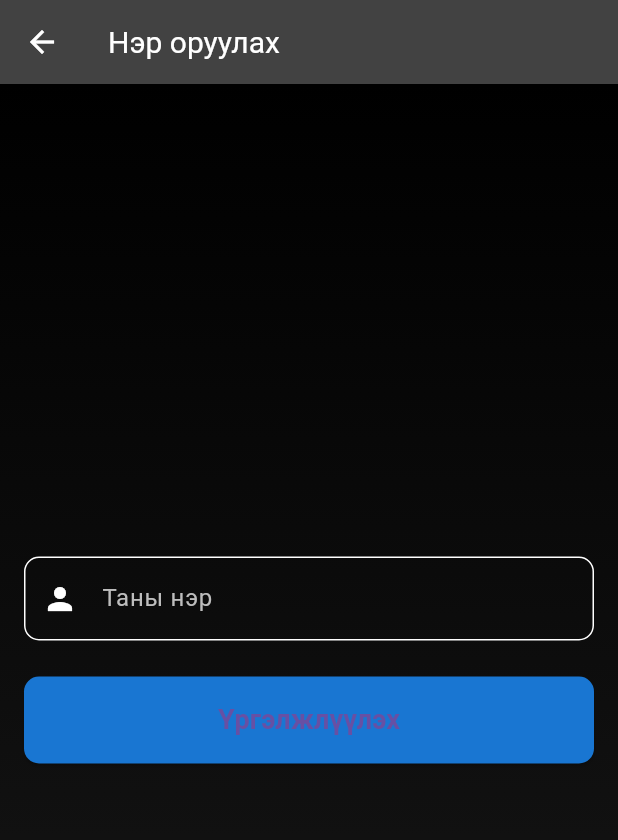
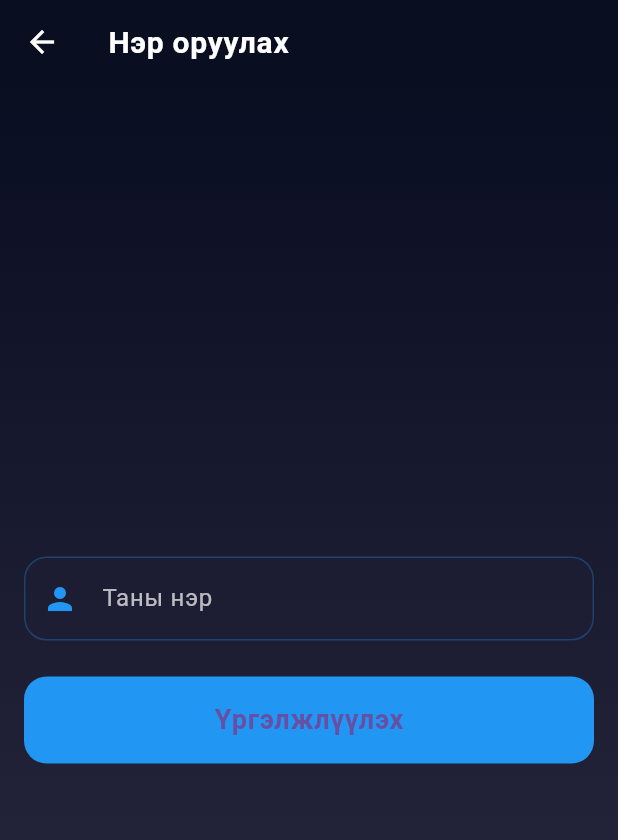
Before and after one commit to ariunsana/diplomajilmemory, a Flutter app: the MenuPage screen opened directly, after a tap on the "edit" icon, on a phone screen of 412 x 824 dp. Shown: the top 840 px of the screen. Run offline on Flutter 3.47's test engine with Material 3 defaults, Android fonts, the phone set to English and light mode, and no system bars; our stand-ins replace audioplayers, confetti, shared_preferences; accounts and stored records are empty; Roboto replaces fonts that are missing (Poppins).

Commit message:
add style order pages

```diff
--- a/frontmemorymatch/lib/pages/menu_page.dart
+++ b/frontmemorymatch/lib/pages/menu_page.dart
@@ -41,12 +41,12 @@ class _MenuPageState extends State<MenuPage> {
     final result = await Navigator.push(
       context,
       MaterialPageRoute(builder: (context) => LoginPage(
-        initialName: currentPlayerName, // Pass current name as initial value
+        initialName: currentPlayerName,
       )),
     );
 
     if (result == true) {
-      _loadPlayerData(); // Reload data after new name is added
+      _loadPlayerData();
     }
   }
 
@@ -60,14 +60,36 @@ class _MenuPageState extends State<MenuPage> {
 
   Widget _buildPlayerSection() {
     if (isLoading) {
-      return const Center(child: CircularProgressIndicator());
+      return const Center(
+        child: CircularProgressIndicator(
+          color: Color(0xFF2196F3),
+        ),
+      );
     }
 
     return Container(
-      padding: const EdgeInsets.all(16),
+      padding: const EdgeInsets.all(20),
       decoration: BoxDecoration(
-        color: Colors.grey[800],
-        borderRadius: BorderRadius.circular(10),
+        gradient: LinearGradient(
+          begin: Alignment.topLeft,
+          end: Alignment.bottomRight,
+          colors: [
+            const Color(0xFF1D1E33).withOpacity(0.8),
+            const Color(0xFF2D2E42).withOpacity(0.8),
+          ],
+        ),
+        borderRadius: BorderRadius.circular(20),
+        border: Border.all(
+          color: const Color(0xFF2196F3).withOpacity(0.3),
+          width: 1,
+        ),
+        boxShadow: [
+          BoxShadow(
+            color: const Color(0xFF2196F3).withOpacity(0.1),
+            blurRadius: 10,
+            offset: const Offset(0, 4),
+          ),
+        ],
       ),
       child: Column(
         children: [
@@ -78,13 +100,14 @@ class _MenuPageState extends State<MenuPage> {
                 'Тоглогч: ${currentPlayerName ?? "Нэргүй Байна"}',
                 style: const TextStyle(
                   color: Colors.white,
-                  fontSize: 18,
+                  fontSize: 20,
                   fontWeight: FontWeight.bold,
+                  letterSpacing: 0.5,
                 ),
               ),
               if (currentPlayerName != null)
                 IconButton(
-                  icon: const Icon(Icons.edit, color: Colors.blue),
+                  icon: const Icon(Icons.edit, color: Color(0xFF2196F3)),
                   onPressed: _promptForName,
                 ),
             ],
@@ -95,8 +118,9 @@ class _MenuPageState extends State<MenuPage> {
               child: const Text(
                 'Нэр оруулах',
                 style: TextStyle(
-                  color: Colors.blue,
+                  color: Color(0xFF2196F3),
                   fontWeight: FontWeight.bold,
+                  fontSize: 16,
                 ),
               ),
             ),
@@ -106,8 +130,9 @@ class _MenuPageState extends State<MenuPage> {
               child: const Text(
                 'Нэр арилгах',
                 style: TextStyle(
-                  color: Colors.red,
+                  color: Color(0xFFFF5252),
                   fontWeight: FontWeight.bold,
+                  fontSize: 16,
                 ),
               ),
             ),
@@ -119,9 +144,9 @@ class _MenuPageState extends State<MenuPage> {
   @override
   Widget build(BuildContext context) {
     return Scaffold(
-      backgroundColor: Colors.black,
+      backgroundColor: const Color(0xFF0A0E21),
       appBar: AppBar(
-        backgroundColor: Colors.grey[800],
+        backgroundColor: Colors.transparent,
         elevation: 0,
         leading: IconButton(
           icon: const Icon(Icons.arrow_back, color: Colors.white),
@@ -132,6 +157,8 @@ class _MenuPageState extends State<MenuPage> {
           style: TextStyle(
             color: Colors.white,
             fontSize: 20,
+            fontWeight: FontWeight.bold,
+            letterSpacing: 0.5,
           ),
         ),
       ),
@@ -140,7 +167,11 @@ class _MenuPageState extends State<MenuPage> {
           gradient: LinearGradient(
             begin: Alignment.topCenter,
             end: Alignment.bottomCenter,
-            colors: [Colors.black, Color(0xFF1a1a1a)],
+            colors: [
+              Color(0xFF0A0E21),
+              Color(0xFF1D1E33),
+              Color(0xFF2D2E42),
+            ],
           ),
         ),
         child: SafeArea(
@@ -151,17 +182,26 @@ class _MenuPageState extends State<MenuPage> {
               children: [
                 _buildPlayerSection(),
                 const SizedBox(height: 30),
-                _buildMenuButton('Онооны самбар', () {
+                _buildMenuButton(
+                  'Онооны самбар',
+                  Icons.leaderboard,
+                  const Color(0xFF4CAF50),
+                  () {
                     Navigator.push(
                       context,
                       MaterialPageRoute(
                         builder: (context) => const ScoreboardPage(),
                       ),
                     );
-                }),
-
+                  },
+                ),
                 const SizedBox(height: 20),
-                _buildMenuButton('Шинэ нэр оруулах', _promptForName),
+                _buildMenuButton(
+                  'Шинэ нэр оруулах',
+                  Icons.person_add,
+                  const Color(0xFF2196F3),
+                  _promptForName,
+                ),
               ],
             ),
           ),
@@ -170,20 +210,37 @@ class _MenuPageState extends State<MenuPage> {
     );
   }
 
-  Widget _buildMenuButton(String text, VoidCallback onPressed) {
+  Widget _buildMenuButton(String text, IconData icon, Color color, VoidCallback onPressed) {
     return ElevatedButton(
       onPressed: onPressed,
       style: ElevatedButton.styleFrom(
-        backgroundColor: Colors.grey[300],
-        foregroundColor: Colors.black,
-        padding: const EdgeInsets.symmetric(horizontal: 40, vertical: 15),
+        backgroundColor: color.withOpacity(0.2),
+        foregroundColor: Colors.white,
+        padding: const EdgeInsets.symmetric(horizontal: 20, vertical: 15),
         shape: RoundedRectangleBorder(
-          borderRadius: BorderRadius.circular(20),
+          borderRadius: BorderRadius.circular(15),
+          side: BorderSide(
+            color: color.withOpacity(0.3),
+            width: 1,
           ),
         ),
-      child: Text(
+        elevation: 0,
+      ),
+      child: Row(
+        mainAxisAlignment: MainAxisAlignment.center,
+        children: [
+          Icon(icon, color: color),
+          const SizedBox(width: 10),
+          Text(
             text,
-        style: const TextStyle(fontSize: 18),
+            style: TextStyle(
+              fontSize: 18,
+              fontWeight: FontWeight.bold,
+              color: Colors.white,
+              letterSpacing: 0.5,
+            ),
+          ),
+        ],
       ),
     );
   }
--- a/frontmemorymatch/lib/pages/username.dart
+++ b/frontmemorymatch/lib/pages/username.dart
@@ -40,7 +40,7 @@ class _LoginPageState extends State<LoginPage> {
         ScaffoldMessenger.of(context).showSnackBar(
           const SnackBar(
             content: Text('Амжилттай нэвтэрлээ'),
-            backgroundColor: Colors.green,
+            backgroundColor: Color(0xFF4CAF50),
           ),
         );
         Navigator.pop(context, true);
@@ -50,7 +50,7 @@ class _LoginPageState extends State<LoginPage> {
         ScaffoldMessenger.of(context).showSnackBar(
           SnackBar(
             content: Text('Алдаа гарлаа: ${e.toString()}'),
-            backgroundColor: Colors.red,
+            backgroundColor: const Color(0xFFFF5252),
           ),
         );
       }
@@ -72,7 +72,7 @@ class _LoginPageState extends State<LoginPage> {
         ScaffoldMessenger.of(context).showSnackBar(
           const SnackBar(
             content: Text('Шинэ тоглогч амжилттай бүртгэгдлээ'),
-            backgroundColor: Colors.green,
+            backgroundColor: Color(0xFF4CAF50),
           ),
         );
         Navigator.pop(context, true);
@@ -82,7 +82,7 @@ class _LoginPageState extends State<LoginPage> {
         ScaffoldMessenger.of(context).showSnackBar(
           SnackBar(
             content: Text('Алдаа гарлаа: ${e.toString().replaceAll('Exception:', '')}'),
-            backgroundColor: Colors.red,
+            backgroundColor: const Color(0xFFFF5252),
           ),
         );
       }
@@ -104,28 +104,56 @@ class _LoginPageState extends State<LoginPage> {
               context: context,
               builder: (BuildContext context) {
                 return AlertDialog(
-                  backgroundColor: Colors.grey[850],
+                  backgroundColor: const Color(0xFF1D1E33),
+                  shape: RoundedRectangleBorder(
+                    borderRadius: BorderRadius.circular(20),
+                    side: BorderSide(
+                      color: const Color(0xFF2196F3).withOpacity(0.3),
+                      width: 1,
+                    ),
+                  ),
                   title: const Text(
                     'Бүртгэлтэй нэр',
-                    style: TextStyle(color: Colors.white),
+                    style: TextStyle(
+                      color: Colors.white,
+                      fontSize: 20,
+                      fontWeight: FontWeight.bold,
+                      letterSpacing: 0.5,
+                    ),
                   ),
                   content: Text(
                     '"$name" нэр бүртгэлтэй байна. Энэ нэрээр нэвтрэх үү?',
-                    style: const TextStyle(color: Colors.white),
+                    style: const TextStyle(
+                      color: Colors.white70,
+                      fontSize: 16,
+                      letterSpacing: 0.5,
+                    ),
                   ),
                   actions: [
                     TextButton(
                       onPressed: () {
                         Navigator.pop(context);
                       },
-                      child: const Text('Үгүй', style: TextStyle(color: Colors.grey)),
+                      child: const Text(
+                        'Үгүй',
+                        style: TextStyle(
+                          color: Color(0xFF2196F3),
+                          fontWeight: FontWeight.bold,
+                        ),
+                      ),
                     ),
                     TextButton(
                       onPressed: () {
                         Navigator.pop(context);
                         _handleExistingName(name);
                       },
-                      child: const Text('Тийм', style: TextStyle(color: Colors.blue)),
+                      child: const Text(
+                        'Тийм',
+                        style: TextStyle(
+                          color: Color(0xFF4CAF50),
+                          fontWeight: FontWeight.bold,
+                        ),
+                      ),
                     ),
                   ],
                 );
@@ -144,9 +172,9 @@ class _LoginPageState extends State<LoginPage> {
   @override
   Widget build(BuildContext context) {
     return Scaffold(
-      backgroundColor: Colors.black,
+      backgroundColor: const Color(0xFF0A0E21),
       appBar: AppBar(
-        backgroundColor: Colors.grey[800],
+        backgroundColor: Colors.transparent,
         elevation: 0,
         leading: IconButton(
           icon: const Icon(Icons.arrow_back, color: Colors.white),
@@ -157,6 +185,8 @@ class _LoginPageState extends State<LoginPage> {
           style: TextStyle(
             color: Colors.white,
             fontSize: 20,
+            fontWeight: FontWeight.bold,
+            letterSpacing: 0.5,
           ),
         ),
       ),
@@ -165,7 +195,11 @@ class _LoginPageState extends State<LoginPage> {
           gradient: LinearGradient(
             begin: Alignment.topCenter,
             end: Alignment.bottomCenter,
-            colors: [Colors.black, Color(0xFF1a1a1a)],
+            colors: [
+              Color(0xFF0A0E21),
+              Color(0xFF1D1E33),
+              Color(0xFF2D2E42),
+            ],
           ),
         ),
         child: SafeArea(
@@ -179,27 +213,49 @@ class _LoginPageState extends State<LoginPage> {
                 children: [
                   TextFormField(
                     controller: _nameController,
-                    style: const TextStyle(color: Colors.white),
+                    style: const TextStyle(
+                      color: Colors.white,
+                      fontSize: 16,
+                      letterSpacing: 0.5,
+                    ),
                     decoration: InputDecoration(
                       labelText: 'Таны нэр',
-                      labelStyle: TextStyle(color: Colors.grey[400]),
-                      prefixIcon: const Icon(Icons.person, color: Colors.white),
+                      labelStyle: const TextStyle(
+                        color: Colors.white70,
+                        fontSize: 16,
+                        letterSpacing: 0.5,
+                      ),
+                      prefixIcon: const Icon(Icons.person, color: Color(0xFF2196F3)),
                       enabledBorder: OutlineInputBorder(
-                        borderRadius: BorderRadius.circular(10),
-                        borderSide: const BorderSide(color: Colors.white),
+                        borderRadius: BorderRadius.circular(15),
+                        borderSide: BorderSide(
+                          color: const Color(0xFF2196F3).withOpacity(0.3),
+                          width: 1,
+                        ),
                       ),
                       focusedBorder: OutlineInputBorder(
-                        borderRadius: BorderRadius.circular(10),
-                        borderSide: BorderSide(color: Colors.blue[400]!),
+                        borderRadius: BorderRadius.circular(15),
+                        borderSide: const BorderSide(
+                          color: Color(0xFF2196F3),
+                          width: 2,
+                        ),
                       ),
                       errorBorder: OutlineInputBorder(
-                        borderRadius: BorderRadius.circular(10),
-                        borderSide: const BorderSide(color: Colors.red),
+                        borderRadius: BorderRadius.circular(15),
+                        borderSide: const BorderSide(
+                          color: Color(0xFFFF5252),
+                          width: 1,
+                        ),
                       ),
                       focusedErrorBorder: OutlineInputBorder(
-                        borderRadius: BorderRadius.circular(10),
-                        borderSide: const BorderSide(color: Colors.red),
+                        borderRadius: BorderRadius.circular(15),
+                        borderSide: const BorderSide(
+                          color: Color(0xFFFF5252),
+                          width: 2,
+                        ),
                       ),
+                      filled: true,
+                      fillColor: const Color(0xFF1D1E33).withOpacity(0.5),
                     ),
                     validator: (value) {
                       if (value == null || value.isEmpty) {
@@ -213,11 +269,12 @@ class _LoginPageState extends State<LoginPage> {
                   ElevatedButton(
                     onPressed: _isLoading ? null : _checkAndHandleName,
                     style: ElevatedButton.styleFrom(
-                      backgroundColor: Colors.blue[700],
+                      backgroundColor: const Color(0xFF2196F3),
                       padding: const EdgeInsets.symmetric(vertical: 16),
                       shape: RoundedRectangleBorder(
-                        borderRadius: BorderRadius.circular(10),
+                        borderRadius: BorderRadius.circular(15),
                       ),
+                      elevation: 0,
                     ),
                     child: _isLoading
                       ? const CircularProgressIndicator(color: Colors.white)
@@ -226,6 +283,7 @@ class _LoginPageState extends State<LoginPage> {
                           style: TextStyle(
                             fontSize: 18,
                             fontWeight: FontWeight.bold,
+                            letterSpacing: 0.5,
                           ),
                         ),
                   ),
```
Also changed, not shown: frontmemorymatch/lib/main.dart (+40 -19 lines), frontmemorymatch/lib/pages/scoreboardPage.dart (+54 -28 lines). Lines whose indentation alone changed are shown as unchanged.
